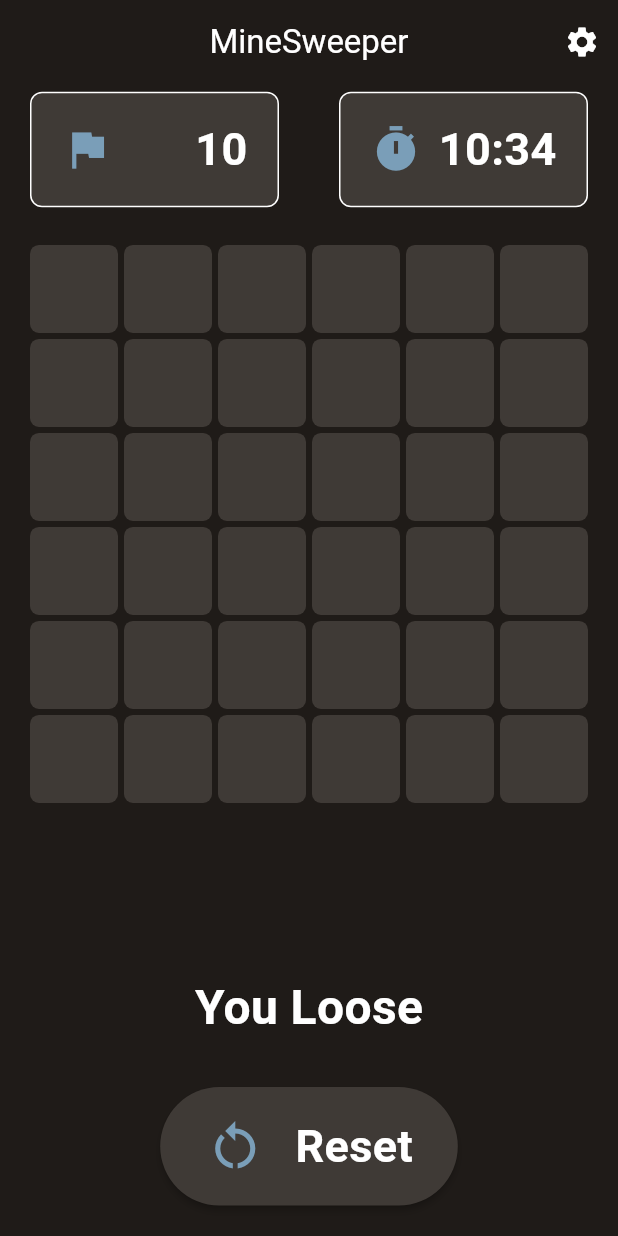
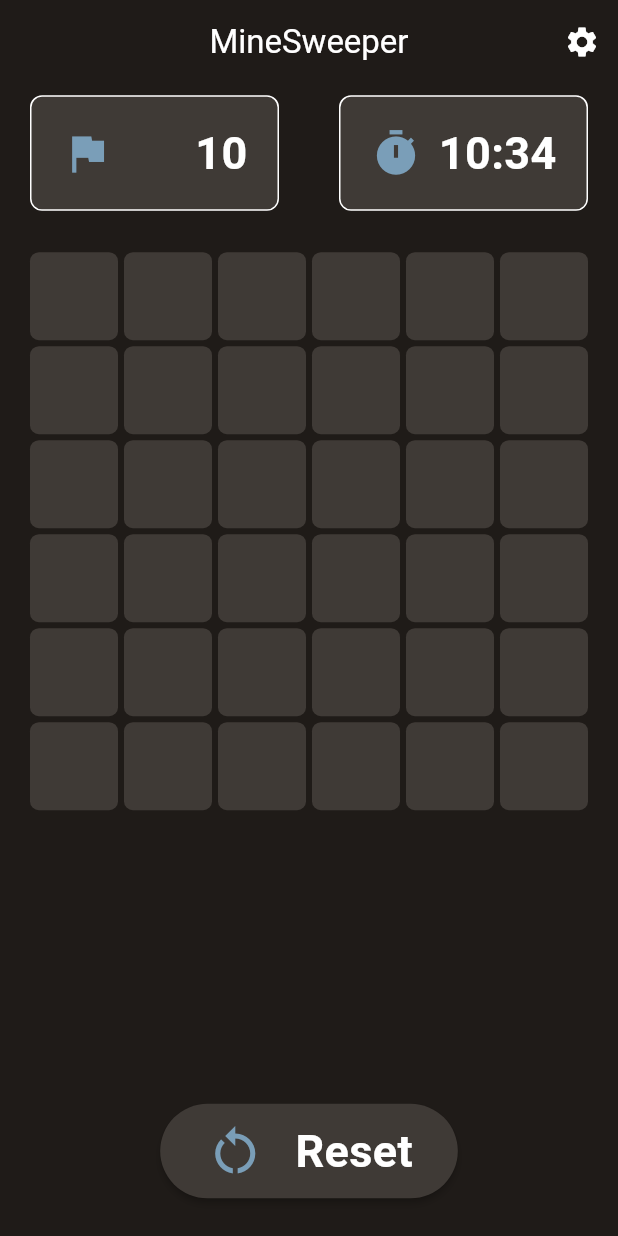
Before and after one commit to CSI-Trainee-2024/Task3_Naman_2312090, a Flutter app: the screen it shows after launch, after a tap on "Reset", on a phone screen of 412 x 824 dp. Run offline on Flutter 3.47's test engine with Material 3 defaults, Android fonts, the phone set to English and light mode, and no system bars.

Commit message:
on tapping reset the restart

```diff
--- a/lib/main.dart
+++ b/lib/main.dart
@@ -1,3 +1,5 @@
+// ignore_for_file: prefer_const_constructors
+
 import 'package:flutter/foundation.dart';
 import 'package:flutter/material.dart';
 import 'package:minesweeper/screens/Home_screen.dart';
--- a/lib/screens/Home_screen.dart
+++ b/lib/screens/Home_screen.dart
@@ -131,8 +131,9 @@ class _HomeScreenState extends State<HomeScreen> {
               setState(() {
                 game.resetGame();
                 print("Game map length: ${game.gameMap.length}");
-                game.gameOver = true;
+               // game.gameOver = true;
               });
+
             },
             fillColor: AppColor.lightPrimaryColor,
             child: Row(
@@ -157,7 +158,7 @@ class _HomeScreenState extends State<HomeScreen> {
               ],
             ),
             shape: StadiumBorder(),
-            padding: EdgeInsets.symmetric(horizontal: 30.0, vertical: 18.0),
+            padding: EdgeInsets.symmetric(horizontal: 30.0, vertical: 10.0),
           ),
           SizedBox(
             height: 10.0,
--- a/lib/utilities/game_helper.dart
+++ b/lib/utilities/game_helper.dart
@@ -26,6 +26,7 @@ class MineSweeperGame {
         row, (x) => List.generate(col, (y) => Cell(x, y, "", false)));
     gameMap.clear();
     generateMap();
+    gameOver = false;
   }
 
 //function to place mines randomly
```
